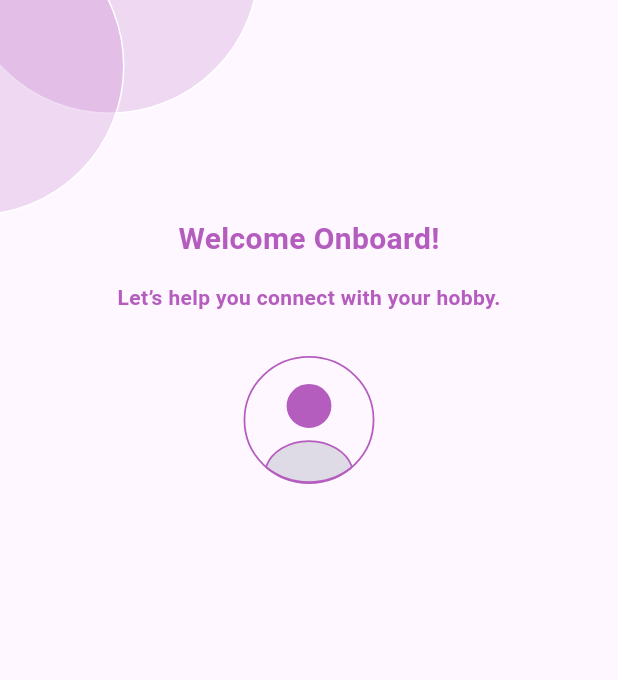
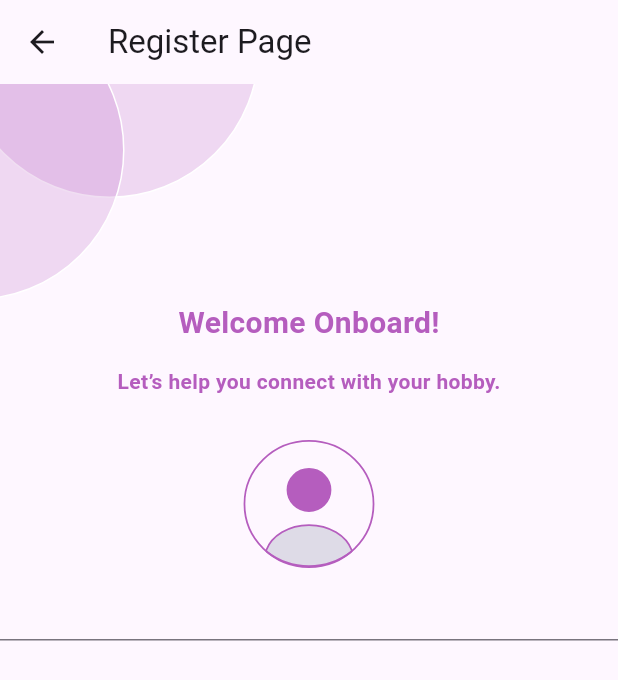
Before and after one commit to josuastg/HobiHub, a Flutter app: the LoginScreen screen opened directly, after a tap on "Go to Register Screen", on a phone screen of 412 x 824 dp. Shown: the top 680 px of the screen. Run offline on Flutter 3.47's test engine with Material 3 defaults, Android fonts, the light colour scheme and no system bars; our stand-ins replace email_validator, flutter_svg.

Commit message:
able to show navigation in screens

```diff
--- a/lib/screens/home_screen.dart
+++ b/lib/screens/home_screen.dart
@@ -1,5 +1,6 @@
 import 'package:flutter/material.dart';
 import 'package:hobihub/screens/login_screen.dart';
+import 'package:hobihub/screens/my_profile_screen.dart';
 
 class HomePage extends StatelessWidget {
   const HomePage({super.key});
@@ -12,9 +13,9 @@ class HomePage extends StatelessWidget {
       ),
       body: Center(
         child:  ElevatedButton(onPressed: () {
-          Navigator.push(context, MaterialPageRoute(builder: (context) => const LoginScreen()));
+          Navigator.push(context, MaterialPageRoute(builder: (context) => const MyProfileScreen()));
         },
-        child: const Text("Go to Login Screen"),
+        child: const Text("Go to My Profile Screen"),
         ),
       ),
     );
--- a/lib/screens/login_screen.dart
+++ b/lib/screens/login_screen.dart
@@ -1,4 +1,5 @@
 import 'package:flutter/material.dart';
+import 'package:hobihub/screens/home_screen.dart';
 import 'package:hobihub/screens/register_screen.dart';
 
 class LoginScreen extends StatelessWidget {
@@ -10,11 +11,19 @@ class LoginScreen extends StatelessWidget {
       appBar: AppBar(
         title: const Text('Login Screen'),
       ),
-      body: Center(
-        child: ElevatedButton(onPressed: () {
-          Navigator.push(context, MaterialPageRoute(builder: (context) => RegisterScreen()));
+      body: Column(
+        children: [
+          Center(
+            child: ElevatedButton(onPressed: () {
+              Navigator.push(context, MaterialPageRoute(builder: (context) => RegisterScreen()));
+            },
+            child: const Text("Go to Register Screen")),
+          ),
+          ElevatedButton(onPressed: () {
+          Navigator.push(context, MaterialPageRoute(builder: (context) => HomePage()));
         },
-        child: const Text("Go to Register Screen")),
+        child: const Text("Go to Home Screen")),
+        ],
       ),
     );
   }
--- a/lib/screens/register_screen.dart
+++ b/lib/screens/register_screen.dart
@@ -14,6 +14,9 @@ class _RegisterScreenState extends State<RegisterScreen> {
   @override
   Widget build(BuildContext context) {
     return Scaffold(
+      appBar: AppBar(
+        title: Text("Register Page"),
+      ),
       body: SafeArea(
         top: false,
         child: Column(
@@ -54,6 +57,15 @@ class _RegisterScreenState extends State<RegisterScreen> {
                     "assets/images/Vector.svg",
                     width: 88,
                   ),
+                  Column(
+                    children: [
+                      TextFormField(
+                        decoration: const InputDecoration(
+                          border: UnderlineInputBorder()
+                        ),
+                      ),
+                    ],
+                  ),
                 ],
               ),
             )
--- a/lib/screens/splash_screen.dart
+++ b/lib/screens/splash_screen.dart
@@ -1,4 +1,5 @@
 import 'package:flutter/material.dart';
+import 'package:hobihub/screens/get_started_screen.dart';
 import 'package:hobihub/screens/home_screen.dart';
 
 class SplashScreen extends StatelessWidget {
@@ -15,7 +16,7 @@ class SplashScreen extends StatelessWidget {
             onPressed: () {
               Navigator.push(
                 context,
-                MaterialPageRoute(builder: (context) => const HomePage()),
+                MaterialPageRoute(builder: (context) => const GetStartedScreen()),
               );
             },
             child: const Text('Go To Home Screen')),
```
Also changed, not shown: lib/screens/get_started_screen.dart (+10 -2 lines).
